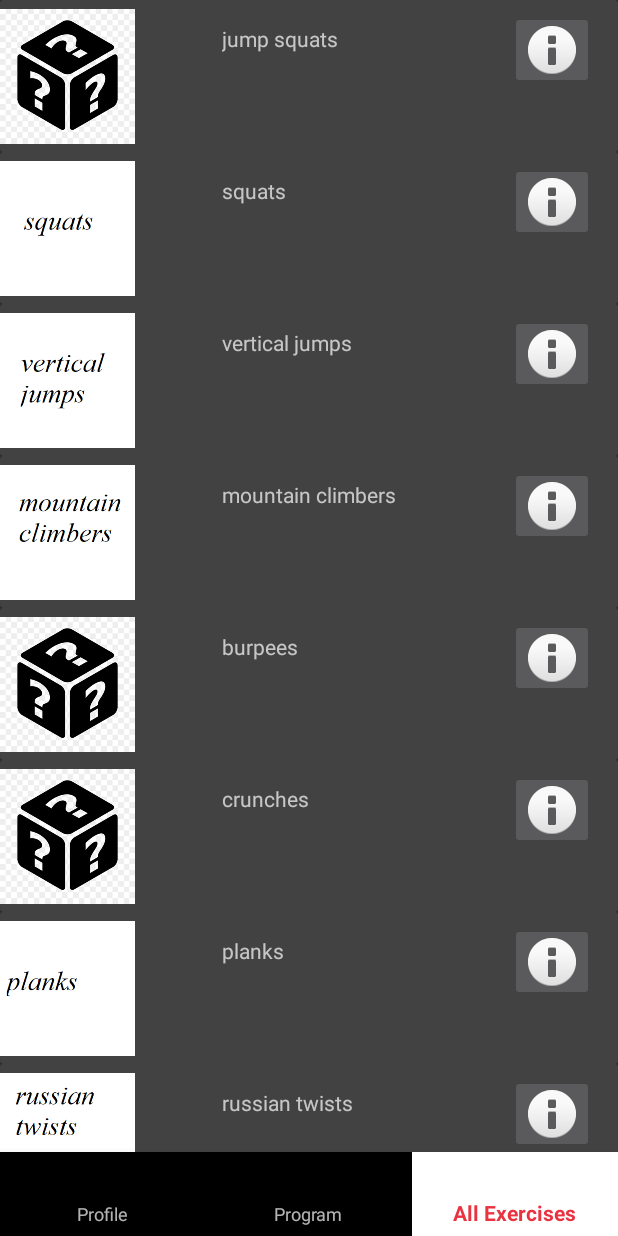
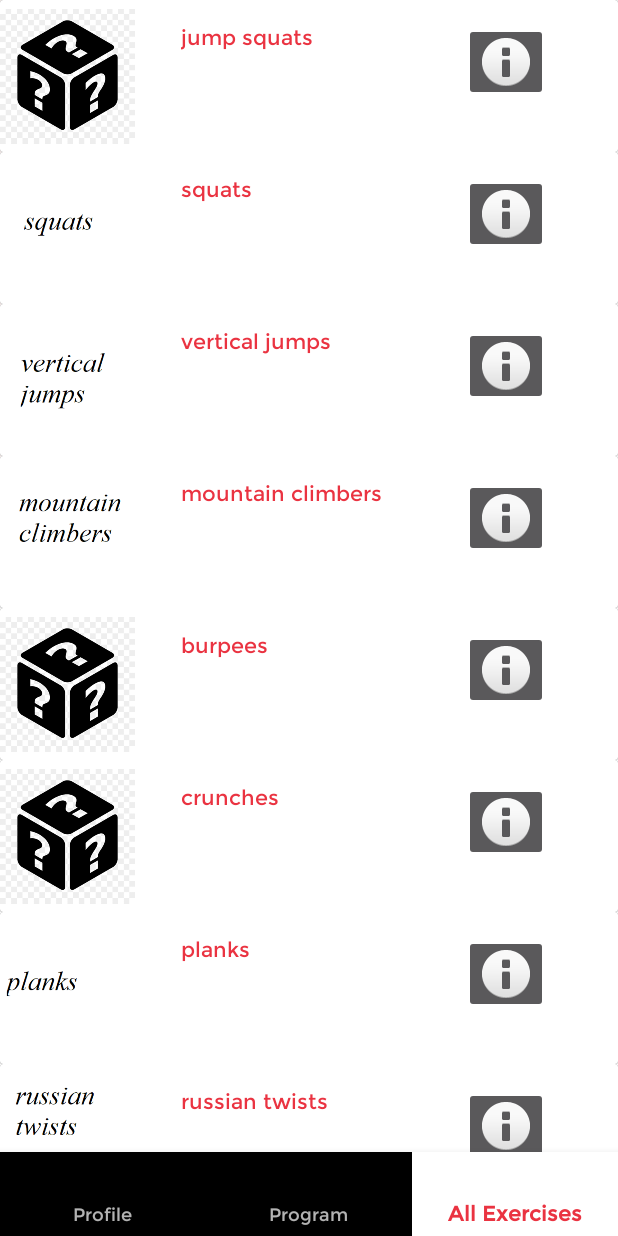
Before and after one commit to boraaltinok/30DayBelly, an Android app: the AllExercises screen opened directly, with no data from a screen before it, item 3 of the bottom bar chosen, on a phone screen of 412 x 824 dp. Run offline under Robolectric (Android 15) with nearby library versions, the phone set to English and light mode, and no system bars.

Commit message:
Edited Default Theme.
edited default background style.
edited default font family.

```diff
--- a/app/src/main/res/layout/all_exercises_exercise.xml
+++ b/app/src/main/res/layout/all_exercises_exercise.xml
@@ -17,6 +17,7 @@
         <androidx.constraintlayout.widget.ConstraintLayout
             android:id="@+id/exercise_layout"
             android:layout_width="match_parent"
+            android:background="@android:color/white"
             android:layout_height="match_parent">
 
             <ImageButton
@@ -24,23 +25,22 @@
                 android:layout_width="wrap_content"
                 android:layout_height="wrap_content"
                 android:layout_marginEnd="16dp"
-                android:layout_marginRight="16dp"
-                app:layout_constraintBottom_toTopOf="@+id/expandalbe_layout"
+                app:layout_constraintBottom_toBottomOf="@+id/txt_exerciseName"
                 app:layout_constraintEnd_toEndOf="parent"
-                app:layout_constraintTop_toTopOf="parent"
-                app:layout_constraintVertical_bias="0.15"
+                app:layout_constraintStart_toEndOf="@+id/txt_exerciseName"
+                app:layout_constraintTop_toTopOf="@+id/txt_exerciseName"
+                app:layout_constraintVertical_bias="1.0"
                 app:srcCompat="@android:drawable/ic_dialog_info" />
 
             <TextView
                 android:id="@+id/txt_exerciseName"
                 android:layout_width="157dp"
                 android:layout_height="51dp"
-                android:layout_marginStart="58dp"
-                android:layout_marginLeft="58dp"
                 android:text="TextView"
                 app:layout_constraintBottom_toTopOf="@+id/expandalbe_layout"
-                app:layout_constraintEnd_toStartOf="@+id/imageButton"
+                app:layout_constraintEnd_toStartOf="@+id/btn_info"
                 app:layout_constraintHorizontal_bias="0.0"
+                android:textColor="@color/colorPrimary"
                 app:layout_constraintStart_toEndOf="@+id/img_exercise"
                 app:layout_constraintTop_toTopOf="parent"
                 app:layout_constraintVertical_bias="0.32" />
@@ -64,8 +64,8 @@
 
                 <TextView
                     android:id="@+id/txt_exerciseInfo"
-                    android:layout_width="195dp"
-                    android:layout_height="43dp"
+                    android:layout_width="match_parent"
+                    android:layout_height="wrap_content"
                     android:text="TextView"
                     app:layout_constraintBottom_toBottomOf="parent"
                     app:layout_constraintEnd_toEndOf="parent"
--- a/app/src/main/res/values/styles.xml
+++ b/app/src/main/res/values/styles.xml
@@ -3,9 +3,15 @@
     <!-- Base application theme. -->
     <style name="AppTheme" parent="Theme.AppCompat.NoActionBar">
         <!-- Customize your theme here. -->
+
+        <item name="android:textViewStyle">@style/MontserratTextViewStyle</item>
+        <item name="android:buttonStyle">@style/MontserratButtonStyle</item>
+
         <item name="colorPrimary">@color/colorPrimary</item>
         <item name="colorPrimaryDark">@color/colorPrimaryDark</item>
         <item name="colorAccent">@color/colorAccent</item>
+        <item name = "android:windowBackground">@drawable/bg_light</item>
+
     </style>
 
     <style name="AppTheme.SlidrActivityTheme">
@@ -13,4 +19,12 @@
         <item name="android:windowBackground">@android:color/transparent</item>
     </style>
 
+    <style name="MontserratTextViewStyle" parent="android:Widget.TextView">
+        <item name= "android:fontFamily">@font/montserrat</item>
+    </style>
+
+    <style name="MontserratButtonStyle" parent="android:Widget.Holo.Button">
+        <item name= "android:fontFamily">@font/montserrat</item>
+    </style>
+
 </resources>
```
Also changed, not shown: app/src/main/res/drawable/bg_light.png (added), app/src/main/res/font/montserrat.ttf (added).
